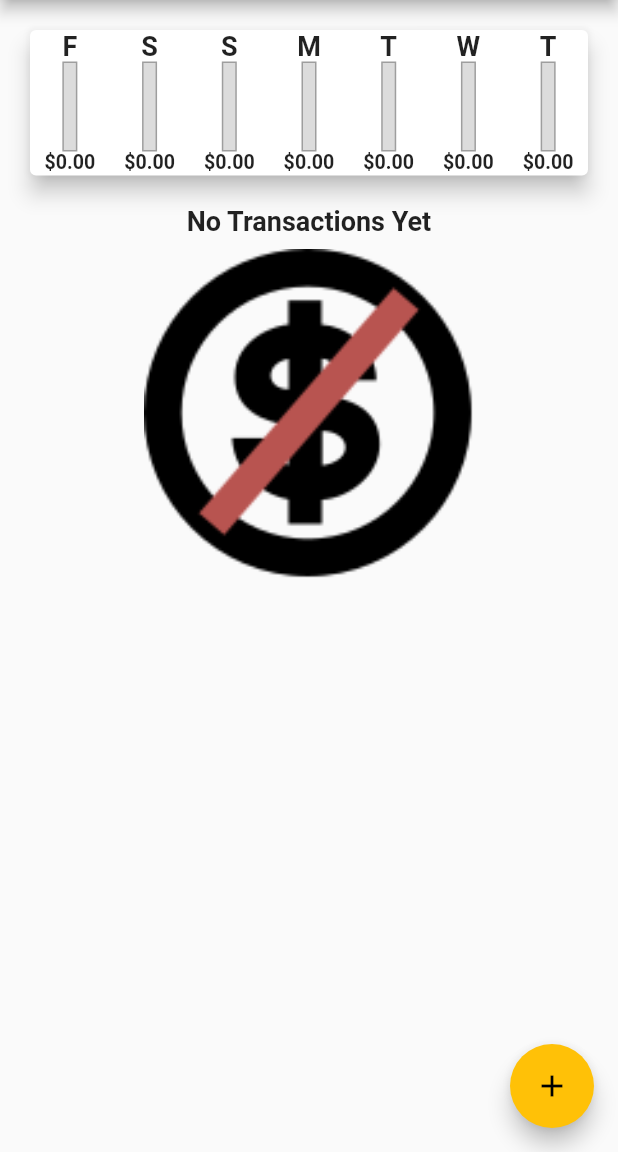
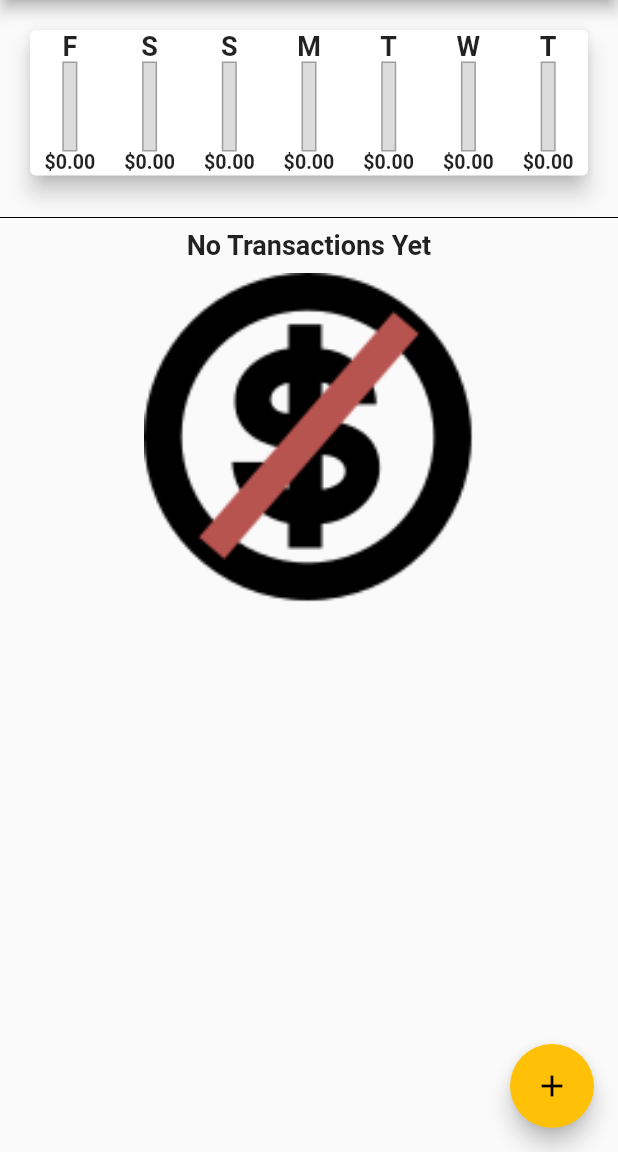
Before and after one commit to rmirabelli/peronsalfinance2, a Flutter app: the screen it shows after launch, on a phone screen of 412 x 824 dp, the part 84-1236 px from its top. Run offline on Flutter 3.47's test engine with Material 2 defaults, Android fonts, the phone set to English and light mode, and no system bars.

Commit message:
added divider

```diff
--- a/lib/main.dart
+++ b/lib/main.dart
@@ -47,7 +47,8 @@ class MyHomePage extends StatefulWidget {
 class _MyHomePageState extends State<MyHomePage> {
   final List<Transaction> _userTransactions = [];
 
-  void startAddNewTransaction(BuildContext ctx) {
+  void startAddNewTransaction(BuildContext ctx) async {
+    await Future.delayed(Duration(seconds: 2));
     showModalBottomSheet(
       context: ctx,
       builder: (bCtx) {
@@ -95,6 +96,8 @@ class _MyHomePageState extends State<MyHomePage> {
         child: Icon(Icons.add),
       ),
       body: SingleChildScrollView(
+        child: Container(
+          height: 400,
           child: Column(
             mainAxisAlignment: MainAxisAlignment.start,
             crossAxisAlignment: CrossAxisAlignment.stretch,
@@ -102,6 +105,9 @@ class _MyHomePageState extends State<MyHomePage> {
               Container(
                 width: double.infinity,
                 child: Chart(_userTransactions),
+              ),
+              Divider(
+                color: Colors.black,
               ),
               _userTransactions.isEmpty
                   ? Column(children: [
@@ -122,6 +128,7 @@ class _MyHomePageState extends State<MyHomePage> {
             ],
           ),
         ),
+      ),
     );
   }
 }
```
Also changed, not shown: 2 other files. Lines whose indentation alone changed are shown as unchanged.
